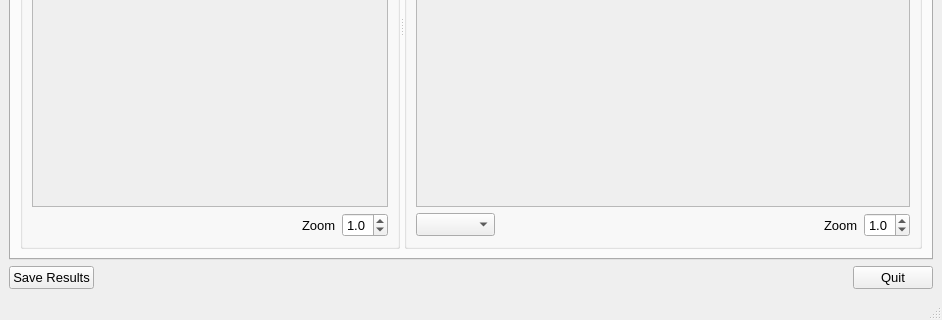
jonathanHuwP/CrystalGrowthTracker, file cgt/CrystalGrowthTrackerMain.ui: the form before one commit; both pictures show x 0 to 942 and y 263 to 583 of the 942 by 583 pixel window.
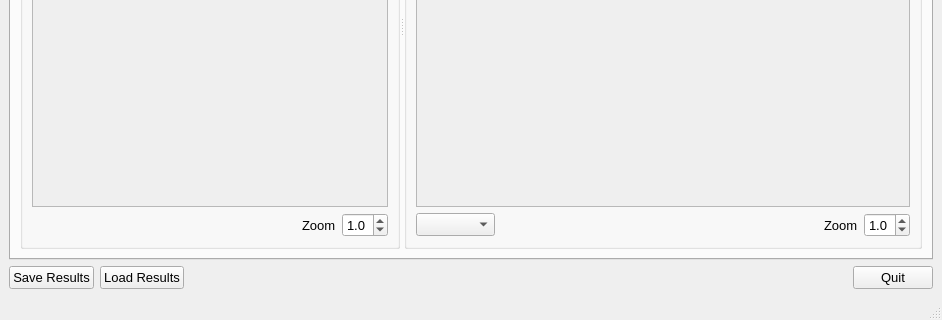
The form after the commit.

Commit message: added reload results button and function

```diff
--- a/cgt/CrystalGrowthTrackerMain.ui
+++ b/cgt/CrystalGrowthTrackerMain.ui
@@ -264,7 +264,7 @@
      </widget>
     </item>
     <item>
-     <layout class="QHBoxLayout" name="horizontalLayout_3" stretch="0,0,0">
+     <layout class="QHBoxLayout" name="horizontalLayout_3" stretch="0,0,0,0">
       <item>
        <widget class="QPushButton" name="_saveResultsButton">
         <property name="text">
@@ -272,6 +272,13 @@
         </property>
        </widget>
       </item>
+      <item>
+       <widget class="QPushButton" name="_loadResultsButton">
+        <property name="text">
+         <string>Load Results</string>
+        </property>
+       </widget>
+      </item>
       <item>
        <spacer name="horizontalSpacer_3">
         <property name="orientation">
```
Left out of the diff: 46 changed lines with no effect on the pictures. The commit also changes 1 other file.
